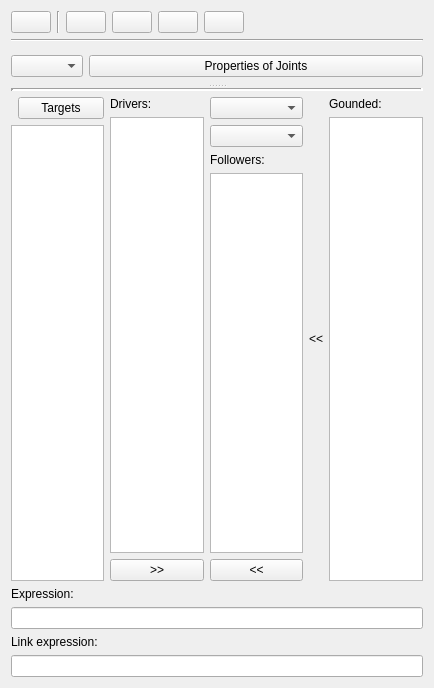
The window that core/synthesis/collections/configure_widget.ui (KmolYuan/Pyslvs-UI) describes before a commit, drawn with Qt 5.
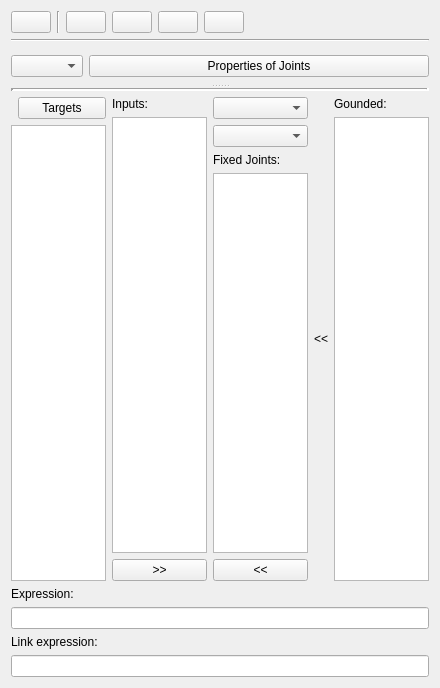
The same window after the commit. Icons and pictures are not drawn.

Commit message: Adjust UI labels.

```diff
--- a/core/synthesis/collections/configure_widget.ui
+++ b/core/synthesis/collections/configure_widget.ui
@@ -6,7 +6,7 @@
    <rect>
     <x>0</x>
     <y>0</y>
-    <width>434</width>
+    <width>440</width>
     <height>688</height>
    </rect>
   </property>
@@ -195,7 +195,7 @@
            <item>
             <widget class="QLabel" name="driver_label">
              <property name="text">
-              <string>Drivers:</string>
+              <string>Inputs:</string>
              </property>
             </widget>
            </item>
@@ -226,7 +226,7 @@
            <item>
             <widget class="QLabel" name="follower_label">
              <property name="text">
-              <string>Followers:</string>
+              <string>Fixed Joints:</string>
              </property>
             </widget>
            </item>
```
The commit also changes 1 other file.
